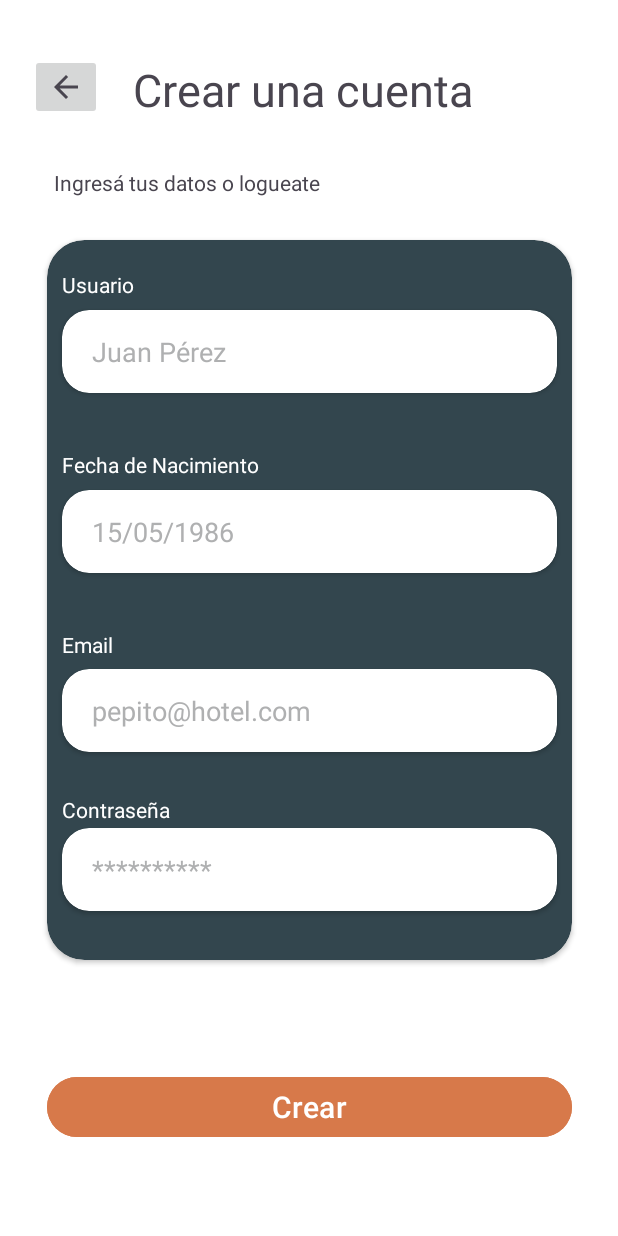
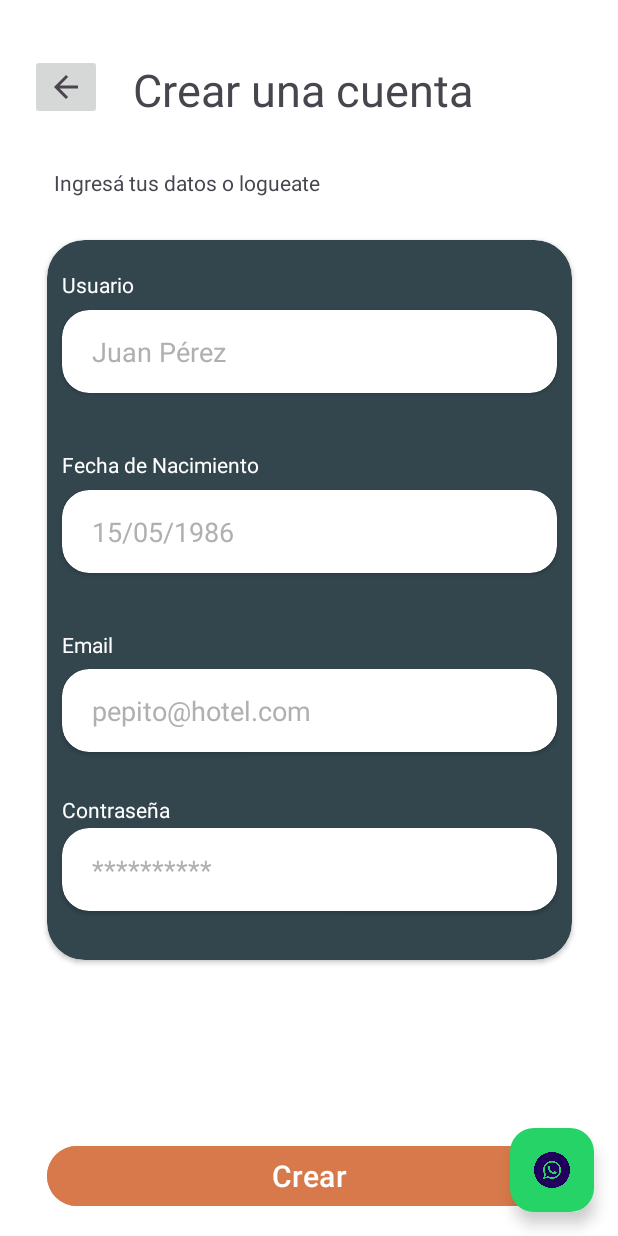
Before and after one commit to InnovacionIT/Hotel-california-Practicas, an Android app: the Registro screen opened directly, with no data from a screen before it, on a phone screen of 412 x 824 dp. Run offline under Robolectric (Android 15) with nearby library versions, the phone set to English and light mode, and no system bars.

Commit message:
FEATURE: Se agrega Botón de Whatsapp y lógica en registro

```diff
--- a/Hotel-california-mobile/app/src/main/res/layout/activity_registro.xml
+++ b/Hotel-california-mobile/app/src/main/res/layout/activity_registro.xml
@@ -1,7 +1,13 @@
 <?xml version="1.0" encoding="utf-8"?>
-<androidx.constraintlayout.widget.ConstraintLayout xmlns:android="http://schemas.android.com/apk/res/android"
+<RelativeLayout xmlns:android="http://schemas.android.com/apk/res/android"
     xmlns:app="http://schemas.android.com/apk/res-auto"
     xmlns:tools="http://schemas.android.com/tools"
+    android:layout_width="match_parent"
+    android:layout_height="match_parent"
+    android:background="@color/white"
+    tools:context=".MainActivity">
+
+    <androidx.constraintlayout.widget.ConstraintLayout
         android:id="@+id/linearLayout"
         android:layout_width="match_parent"
         android:layout_height="match_parent"
@@ -210,7 +216,8 @@
             app:layout_constraintBottom_toBottomOf="parent"
             app:layout_constraintEnd_toEndOf="parent"
             app:layout_constraintStart_toStartOf="parent"
-        app:layout_constraintTop_toBottomOf="@+id/cardView" />
+            app:layout_constraintTop_toBottomOf="@+id/cardView"
+            app:layout_constraintVertical_bias="1.0" />
 
         <ImageButton
             android:id="@+id/volverHome"
@@ -226,3 +233,17 @@
             android:contentDescription="volver" />
 
     </androidx.constraintlayout.widget.ConstraintLayout>
+
+    <com.google.android.material.floatingactionbutton.FloatingActionButton
+        android:id="@+id/fabWhatsApp"
+        android:layout_width="wrap_content"
+        android:layout_height="wrap_content"
+        android:layout_alignParentEnd="true"
+        android:layout_alignParentBottom="true"
+        android:layout_margin="16dp"
+        android:backgroundTint="@color/verde_whatsapp"
+        android:contentDescription="@string/whatsapp"
+        android:tint="@android:color/white"
+        app:srcCompat="@drawable/wpp" />
+
+</RelativeLayout>
```
Also changed, not shown: Hotel-california-mobile/app/src/main/java/com/example/hotelcalifornia/Registro.java (+30 -0 lines). Lines whose indentation alone changed are shown as unchanged.
